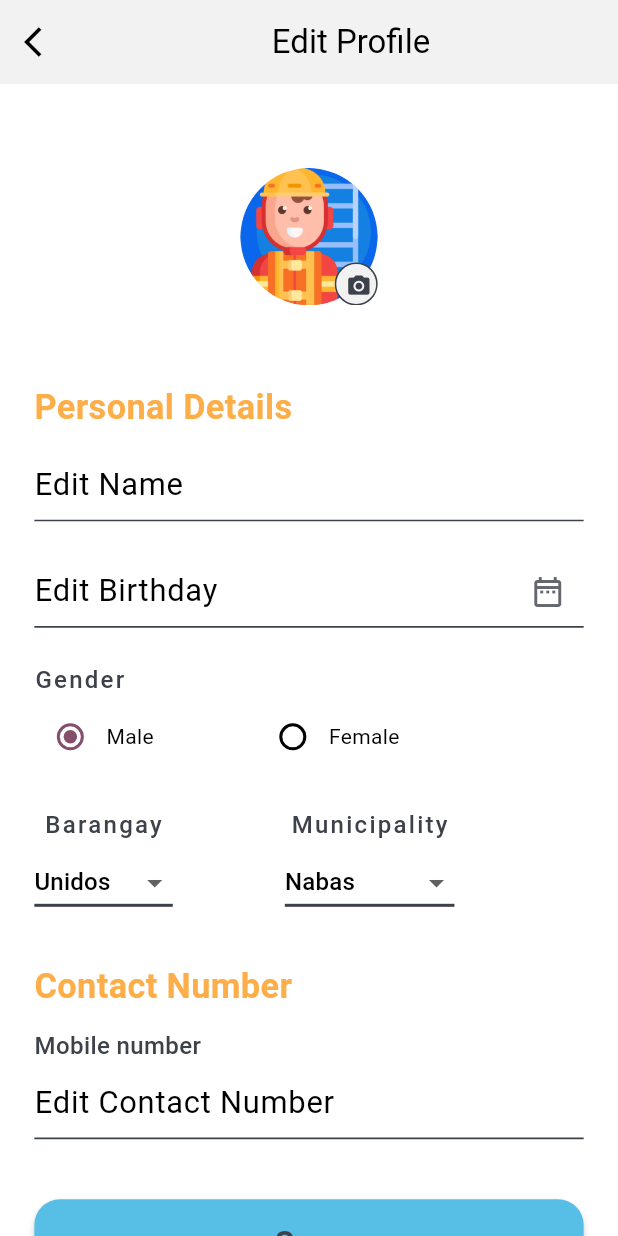
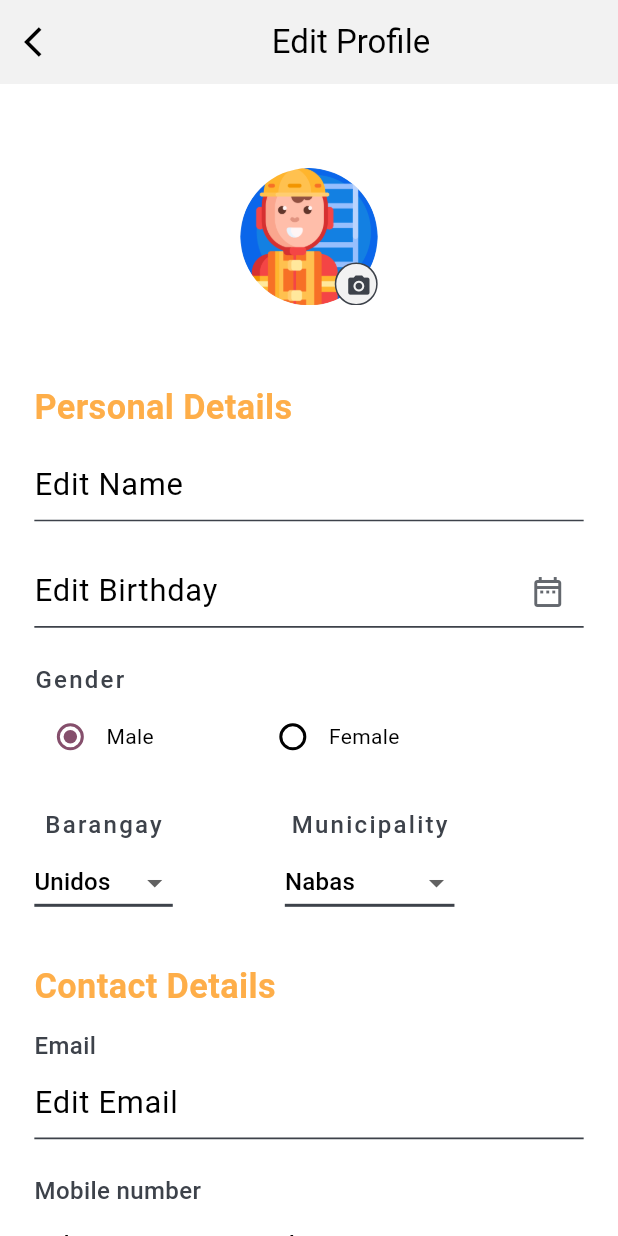
Before and after one commit to cent-ivan/CommuniHelp_App, a Flutter app: the ProfileView screen opened by its route, after a tap on "Edit Profile", on a phone screen of 412 x 824 dp. Run offline on Flutter 3.47's test engine with Material 3 defaults, Android fonts, the phone set to English and light mode, and no system bars; our stand-ins replace flutter_screenutil.

Commit message:
added email field and added update code

```diff
--- a/lib/Models/user_model.dart
+++ b/lib/Models/user_model.dart
@@ -4,6 +4,7 @@ class UserModel {
   String? gender;
   String? barangay;
   String? municipality;
+  String? email;
   String? mobileNumber;
 
   UserModel({
@@ -12,6 +13,7 @@ class UserModel {
     required this.gender,
     required this.barangay,
     required this.municipality,
+    required this.email,
     required this.mobileNumber
   });
 }
--- a/lib/ViewModels/profile_view_model.dart
+++ b/lib/ViewModels/profile_view_model.dart
@@ -2,17 +2,37 @@ import 'package:communihelp_app/Models/user_model.dart';
 import 'package:flutter/material.dart';
 
 class ProfileViewModel extends ChangeNotifier{
+  String name = "John Doe";
+  String birthdate = "June 03, 2002";
+  String gender = "Male";
+  String barangay = "Unidos";
+  String municipality = "Nabas";
+  String email = "johnd@gmail.com";
+  String mobileNumber = "09123990034";
 
-  late UserModel profile = loadProfile();
+  late UserModel profile = loadProfile(name, birthdate, gender, barangay, municipality,email,  mobileNumber);
 
-  UserModel loadProfile() {
+  UserModel loadProfile(String name, String birthdate, String gender, String barangay, String municipality, String email, String mobileNumber){
     return UserModel(
-      name: "John Doe",
-      birthdate: "June 03, 2002",
-      gender: "Male",
-      barangay: "Unidos",
-      municipality: "Nabas",
-      mobileNumber: "09123990034"
+      name: name,
+      birthdate: birthdate,
+      gender: gender,
+      barangay: barangay,
+      municipality: municipality,
+      email: email,
+      mobileNumber: mobileNumber
     );
   }
+
+  void updateProfile(String updateName, String updateBirthdate, String updateGender, String updateBarangay, String updateMunicipality, String updateEmail, String updateMobileNumber){
+    name = updateName;
+    birthdate = updateBirthdate;
+    gender = updateGender;
+    barangay = updateBarangay;
+    municipality = updateMunicipality;
+    email = updateEmail;
+    mobileNumber = updateMobileNumber;
+    profile = loadProfile(name, birthdate, gender, barangay, municipality, email, mobileNumber);
+    notifyListeners();
+  }
 }
--- a/lib/Views/Bottom_App_Bar_Pages/Profile_Page/edit_profile_view.dart
+++ b/lib/Views/Bottom_App_Bar_Pages/Profile_Page/edit_profile_view.dart
@@ -19,9 +19,10 @@ class _EditProfileViewState extends State<EditProfileView> {
   //text field controllers
   final TextEditingController _nameController = TextEditingController();
   final TextEditingController _birthdateController = TextEditingController();
-  final String _municipalityValue = "Nabas";
+  String _municipalityValue = "Nabas";
   String _barangayValue = "Unidos";
   String currentOption = options[0];
+  final TextEditingController _emailController = TextEditingController();
   final TextEditingController _contactController = TextEditingController();
 
   double spaceBetweenDetails = 20.r;
@@ -50,7 +51,7 @@ class _EditProfileViewState extends State<EditProfileView> {
         backgroundColor: Theme.of(context).colorScheme.surface,
         body: SingleChildScrollView(
           child: Container(
-            height: 785,
+            height: 895.r,
             padding: const EdgeInsets.fromLTRB(20, 25, 20, 5).r,
             child: Column(
               crossAxisAlignment: CrossAxisAlignment.start,
@@ -342,7 +343,7 @@ class _EditProfileViewState extends State<EditProfileView> {
                                   ],
                                   onChanged: (newValue) {
                                     setState(() {
-                                      _barangayValue = newValue!;
+                                      _municipalityValue = newValue!;
                                     });
                                   }
                                 ),
@@ -357,7 +358,7 @@ class _EditProfileViewState extends State<EditProfileView> {
 
                         //Contact Number
                         Text(
-                          "Contact Number",
+                          "Contact Details",
                           style: TextStyle(
                             color: const Color(0xFFFEAE49),
                             fontSize: 20.r,
@@ -366,6 +367,50 @@ class _EditProfileViewState extends State<EditProfileView> {
                         ),
 
                         SizedBox(height: 10.r,),
+
+                        Text(
+                          "Email",
+                          style: TextStyle(
+                            color: Theme.of(context).colorScheme.outline,
+                            fontSize: 14.r,
+                            fontWeight: FontWeight.w500
+                          ),
+                        ),
+
+                        SizedBox(height: spaceBetweenLabel,),
+
+                        //edit email
+                        TextFormField(
+                          controller: _emailController,
+                          cursorColor: const Color(0xFF3D424A),
+                          style: TextStyle(
+                            fontSize: 18.r
+                          ),
+                          decoration: InputDecoration(
+                            hintText: "Edit Email",
+                            enabledBorder: UnderlineInputBorder(
+                              borderSide: BorderSide(width: 1.r, color: const Color(0xFF3D424A))
+                            ),
+                            focusedBorder: UnderlineInputBorder(
+                              borderSide: BorderSide(width: 3.r, color: const Color(0xFF3D424A))
+                            )
+                          ),
+
+                          validator: (value) {
+                            if (value!.isEmpty){
+                              return "Please enter an email";
+                            }
+                            else if (!value.contains('@')){
+                              return "Enter a valid email";
+                            }
+                            else{
+                              return null;
+                            }
+                          },
+                        ),
+
+
+                        SizedBox(height: spaceBetweenDetails,),
 
                         Text(
                           "Mobile number",
@@ -378,9 +423,11 @@ class _EditProfileViewState extends State<EditProfileView> {
 
                         SizedBox(height: spaceBetweenLabel,),
 
+                        //edit contacts
                         TextFormField(
                           controller: _contactController,
                           cursorColor: const Color(0xFF3D424A),
+                          maxLength: 11,
                           style: TextStyle(
                             fontSize: 18.r
                           ),
@@ -406,9 +453,26 @@ class _EditProfileViewState extends State<EditProfileView> {
 
                         SizedBox(height: 35.r,),
 
+                        //Save Button
                         MaterialButton(
                           onPressed: (){
-                            Navigator.pushReplacementNamed(context, '/profile');
+                            if (_formKey.currentState!.validate()){
+                              //validated the text field and adds to the firebase, pass to register view model
+                              _formKey.currentState!.save();
+
+                              //calls update
+                              viewModel.updateProfile(
+                                _nameController.text,
+                                _birthdateController.text,
+                                currentOption,
+                                _barangayValue,
+                                _municipalityValue,
+                                _emailController.text,
+                                _contactController.text
+
+                              );
+                              Navigator.pushReplacementNamed(context, '/home');
+                            }
                           },
                           height: 50.r,
                           minWidth: 340.r,
--- a/lib/Views/Bottom_App_Bar_Pages/Profile_Page/profile_view.dart
+++ b/lib/Views/Bottom_App_Bar_Pages/Profile_Page/profile_view.dart
@@ -24,7 +24,7 @@ class _ProfileViewState extends State<ProfileView> {
         backgroundColor: Theme.of(context).colorScheme.surface,
         body: SingleChildScrollView(
           child: Container(
-            height: 785,
+            height: 795.r,
             padding: const EdgeInsets.fromLTRB(20, 25, 20, 5).r,
             child: Column(
               crossAxisAlignment: CrossAxisAlignment.start,
@@ -212,7 +212,7 @@ class _ProfileViewState extends State<ProfileView> {
 
                       //Contact Number
                       Text(
-                        "Contact Number",
+                        "Contact Details",
                         style: TextStyle(
                           color: const Color(0xFFFEAE49),
                           fontSize: 20.r,
@@ -222,6 +222,33 @@ class _ProfileViewState extends State<ProfileView> {
 
                       SizedBox(height: 10.r,),
 
+                      //Show Email address
+                      Text(
+                        "Email",
+                        style: TextStyle(
+                          color: Theme.of(context).colorScheme.outline,
+                          fontSize: 14.r,
+                          fontWeight: FontWeight.w500
+                        ),
+                      ),
+
+                      SizedBox(height: spaceBetweenLabel,),
+
+                      //Show Email Address
+                      Text(
+                        viewModel.profile.email!,
+                        style: TextStyle(
+                          color: Theme.of(context).colorScheme.outline,
+                          fontSize: 18.r,
+                          fontWeight: FontWeight.bold,
+                          letterSpacing: 1
+                        ),
+                      ),
+
+                      SizedBox(height: spaceBetweenDetails,),
+
+
+                      //Show Mobile number
                       Text(
                         "Mobile number",
                         style: TextStyle(
```
